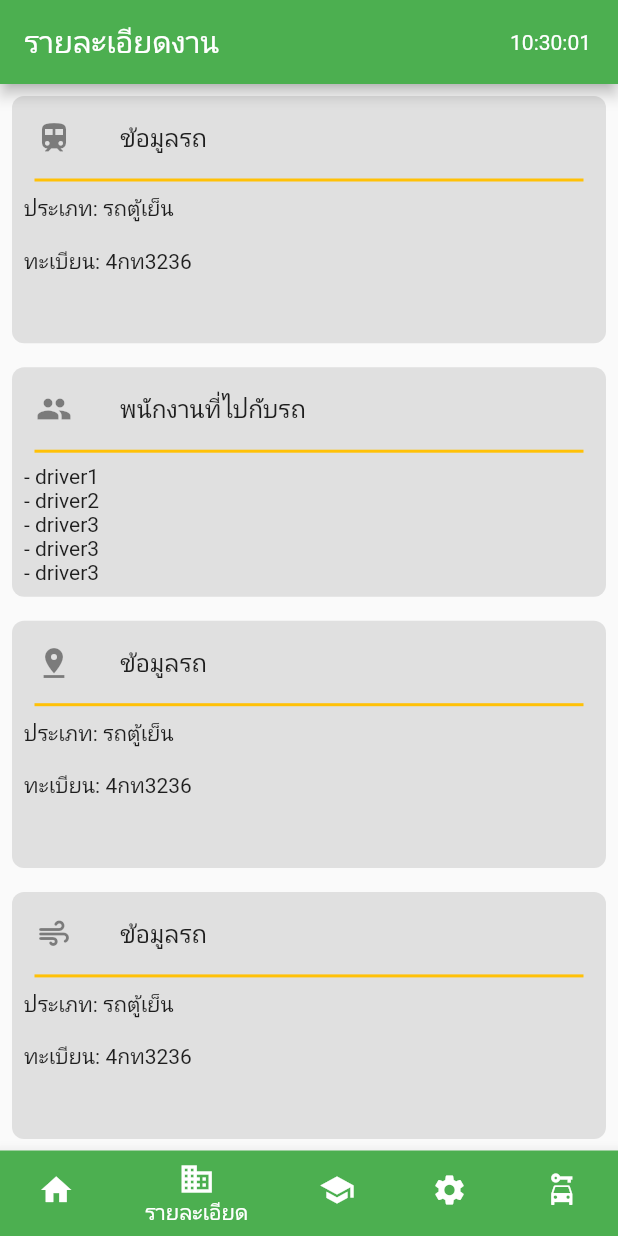
After one commit to Mal2iOnettE/demo_location, a Flutter app: the screen it shows after launch, item 2 of the bottom bar chosen, on a phone screen of 412 x 824 dp. The commit adds this screen. Run offline on Flutter 3.47's test engine with Material 2 defaults, Android fonts, the light colour scheme and no system bars; our stand-ins replace google_maps_flutter, image_picker, location, signature, timelines.

Commit message:
demo detail   - BottomNavigation Bar   - Timer

```diff
--- /dev/null
+++ b/lib/Demo_Detail/demo_details.dart
@@ -0,0 +1,193 @@
+import 'package:flutter/material.dart';
+import 'package:intl/intl.dart';
+
+class DemoDetails extends StatefulWidget {
+  const DemoDetails({Key? key}) : super(key: key);
+
+  @override
+  _DemoDetailsState createState() => _DemoDetailsState();
+}
+
+class _DemoDetailsState extends State<DemoDetails> {
+  @override
+  Widget build(BuildContext context) {
+    double widthSize = MediaQuery.of(context).size.width;
+    double heigthSize = MediaQuery.of(context).size.height * 0.2;
+    Color bgColor = Colors.grey.shade300;
+
+    var drivers = ['driver1', 'driver2', 'driver3', 'driver3', 'driver3'];
+
+    Widget headTitleBar(String title, Icon icon) {
+      return Column(
+        children: [
+          ListTile(
+            leading: icon,
+            title: Text('$title'),
+          ),
+          Divider(
+            color: Colors.amber,
+            height: 1,
+            thickness: 2,
+            endIndent: 15,
+            indent: 15,
+          )
+        ],
+      );
+    }
+
+    return Scaffold(
+      appBar: AppBar(
+        title: Text('รายละเอียดงาน'),
+        actions: [
+          StreamBuilder(
+            stream: Stream.periodic(const Duration(seconds: 1)),
+            builder: (context, snapshot) {
+              return Center(
+                child: Padding(
+                  padding: const EdgeInsets.only(right: 18.0),
+                  child: Text(
+                    DateFormat('hh:mm:ss').format(DateTime.now()),
+                  ),
+                ),
+              );
+            },
+          ),
+        ],
+        backgroundColor: Colors.green,
+      ),
+      body: SingleChildScrollView(
+        //padding: EdgeInsets.all(20.0),
+        child: Center(
+          child: Column(
+            crossAxisAlignment: CrossAxisAlignment.center,
+            mainAxisAlignment: MainAxisAlignment.center,
+            children: [
+              Padding(
+                padding: const EdgeInsets.all(8.0),
+                child: Container(
+                  width: widthSize,
+                  height: heigthSize,
+                  decoration: BoxDecoration(
+                      borderRadius: BorderRadius.circular(8.0), color: bgColor),
+                  child: Column(
+                    crossAxisAlignment: CrossAxisAlignment.start,
+                    children: [
+                      headTitleBar('ข้อมูลรถ', Icon(Icons.train)),
+                      Padding(
+                        padding: const EdgeInsets.all(8.0),
+                        child: Text('ประเภท: รถตู้เย็น'),
+                      ),
+                      Padding(
+                        padding: const EdgeInsets.all(8.0),
+                        child: Text('ทะเบียน: 4กท3236'),
+                      )
+                    ],
+                  ),
+                ),
+              ),
+              Padding(
+                padding: const EdgeInsets.all(8.0),
+                child: Container(
+                  width: widthSize,
+                  //height: heigthSize,
+                  decoration: BoxDecoration(
+                      borderRadius: BorderRadius.circular(8.0), color: bgColor),
+                  child: Column(
+                    crossAxisAlignment: CrossAxisAlignment.start,
+                    mainAxisSize: MainAxisSize.max,
+                    children: [
+                      headTitleBar('พนักงานที่ไปกับรถ', Icon(Icons.people)),
+                      Padding(
+                        padding: const EdgeInsets.all(8.0),
+                        child: ConstrainedBox(
+                          constraints:
+                              BoxConstraints(maxHeight: 200, minHeight: 56.0),
+                          child: ListView.builder(
+                              shrinkWrap: true,
+                              physics: NeverScrollableScrollPhysics(),
+                              itemCount: drivers.length,
+                              itemBuilder: (context, index) {
+                                return Text('- ${drivers[index]}');
+                              }),
+                        ),
+                      ),
+                    ],
+                  ),
+                ),
+              ),
+              Padding(
+                padding: const EdgeInsets.all(8.0),
+                child: Container(
+                  width: widthSize,
+                  height: heigthSize,
+                  decoration: BoxDecoration(
+                      borderRadius: BorderRadius.circular(8.0), color: bgColor),
+                  child: Column(
+                    crossAxisAlignment: CrossAxisAlignment.start,
+                    children: [
+                      headTitleBar('ข้อมูลรถ', Icon(Icons.pin_drop)),
+                      Padding(
+                        padding: const EdgeInsets.all(8.0),
+                        child: Text('ประเภท: รถตู้เย็น'),
+                      ),
+                      Padding(
+                        padding: const EdgeInsets.all(8.0),
+                        child: Text('ทะเบียน: 4กท3236'),
+                      )
+                    ],
+                  ),
+                ),
+              ),
+              Padding(
+                padding: const EdgeInsets.all(8.0),
+                child: Container(
+                  width: widthSize,
+                  height: heigthSize,
+                  decoration: BoxDecoration(
+                      borderRadius: BorderRadius.circular(8.0), color: bgColor),
+                  child: Column(
+                    crossAxisAlignment: CrossAxisAlignment.start,
+                    children: [
+                      headTitleBar('ข้อมูลรถ', Icon(Icons.air_rounded)),
+                      Padding(
+                        padding: const EdgeInsets.all(8.0),
+                        child: Text('ประเภท: รถตู้เย็น'),
+                      ),
+                      Padding(
+                        padding: const EdgeInsets.all(8.0),
+                        child: Text('ทะเบียน: 4กท3236'),
+                      )
+                    ],
+                  ),
+                ),
+              ),
+              Padding(
+                padding: const EdgeInsets.all(8.0),
+                child: Container(
+                  width: widthSize,
+                  height: heigthSize,
+                  decoration: BoxDecoration(
+                      borderRadius: BorderRadius.circular(8.0), color: bgColor),
+                  child: Column(
+                    crossAxisAlignment: CrossAxisAlignment.start,
+                    children: [
+                      headTitleBar('ข้อมูลรถ', Icon(Icons.mic)),
+                      Padding(
+                        padding: const EdgeInsets.all(8.0),
+                        child: Text('ประเภท: รถตู้เย็น'),
+                      ),
+                      Padding(
+                        padding: const EdgeInsets.all(8.0),
+                        child: Text('ทะเบียน: 4กท3236'),
+                      )
+                    ],
+                  ),
+                ),
+              ),
+            ],
+          ),
+        ),
+      ),
+    );
+  }
+}
--- a/lib/Demo_Signature/demo_signature.dart
+++ b/lib/Demo_Signature/demo_signature.dart
@@ -29,6 +29,9 @@ class _DemoSignatureState extends State<DemoSignature> {
   @override
   Widget build(BuildContext context) {
     return Scaffold(
+      appBar: AppBar(
+        title: Text('Demo - Signature'),
+      ),
       body: Padding(
         padding: const EdgeInsets.all(8.0),
         child: ListView(
--- a/lib/my_home_page.dart
+++ b/lib/my_home_page.dart
@@ -1,3 +1,4 @@
+import 'package:demo_locations/Demo_Detail/demo_details.dart';
 import 'package:demo_locations/Demo_Signature/demo_signature.dart';
 import 'package:demo_locations/Demo_WorkProgress/demo_work_progress.dart';
 import 'package:demo_locations/demo_timeline.dart';
@@ -15,21 +16,33 @@ class MyHomePage extends StatefulWidget {
 }
 
 class _MyHomePageState extends State<MyHomePage> {
-  int _counter = 0;
+  Color bgColor = Colors.green;
+  int _selectedIndex = 0;
 
-  void _incrementCounter() {
+  static const List<Widget> _widgetOptions = <Widget>[
+    TakePicture(),
+    DemoDetails(),
+    DemoTimelINE(),
+    DemoWorkProgress(),
+    DemoSignature(),
+  ];
+
+  void _onItemTapped(int index) {
     setState(() {
-      _counter++;
+      _selectedIndex = index;
     });
   }
 
   @override
   Widget build(BuildContext context) {
     return Scaffold(
-      appBar: AppBar(
-        title: Text('DEMO APP : LOCATIONS'),
+      // appBar: AppBar(
+      //   title: Text('DEMO APP : LOCATIONS'),
+      // ),
+      body: Center(
+        child: _widgetOptions.elementAt(_selectedIndex),
       ),
-      body: Center(
+      /*body: Center(
         child: Column(
           mainAxisAlignment: MainAxisAlignment.center,
           children: <Widget>[
@@ -80,8 +93,8 @@ class _MyHomePageState extends State<MyHomePage> {
             ),
             ElevatedButton(
               onPressed: () {
-                Navigator.of(context).push(
-                    MaterialPageRoute(builder: (_) => DemoSignature()));
+                Navigator.of(context)
+                    .push(MaterialPageRoute(builder: (_) => DemoSignature()));
               },
               child: Container(
                 margin: EdgeInsets.all(30.0),
@@ -92,6 +105,39 @@ class _MyHomePageState extends State<MyHomePage> {
             ),
           ],
         ),
+      ),*/
+      bottomNavigationBar: BottomNavigationBar(
+        currentIndex: _selectedIndex,
+        onTap: _onItemTapped,
+        selectedItemColor: Colors.white,
+        unselectedItemColor: Colors.white,
+        items: <BottomNavigationBarItem>[
+          BottomNavigationBarItem(
+            icon: Icon(Icons.home),
+            label: 'เมนูหลัก',
+            backgroundColor: bgColor,
+          ),
+          BottomNavigationBarItem(
+            icon: Icon(Icons.business),
+            label: 'รายละเอียด',
+            backgroundColor: bgColor,
+          ),
+          BottomNavigationBarItem(
+            icon: Icon(Icons.school),
+            label: 'ปฏิบัติงาน',
+            backgroundColor: bgColor,
+          ),
+          BottomNavigationBarItem(
+            icon: Icon(Icons.settings),
+            label: 'ส่งกลับ',
+            backgroundColor: bgColor,
+          ),
+          BottomNavigationBarItem(
+            icon: Icon(Icons.car_rental),
+            label: 'ปิดงาน',
+            backgroundColor: bgColor,
+          ),
+        ],
       ),
     );
   }
--- a/lib/take_picture.dart
+++ b/lib/take_picture.dart
@@ -78,6 +78,7 @@ class _TakePictureState extends State<TakePicture> {
     return Scaffold(
         appBar: AppBar(
           title: Text('PICTURE and Location'),
+          backgroundColor: Colors.green,
         ),
         body: Center(
           child: Padding(
--- a/pubspec.yaml
+++ b/pubspec.yaml
@@ -30,6 +30,9 @@ dependencies:
 #Signature
   signature: ^4.1.1
 
+#Timer
+  intl: ^0.17.0
+
 dev_dependencies:
   flutter_test:
     sdk: flutter
```
Also changed, not shown: pubspec.lock.
